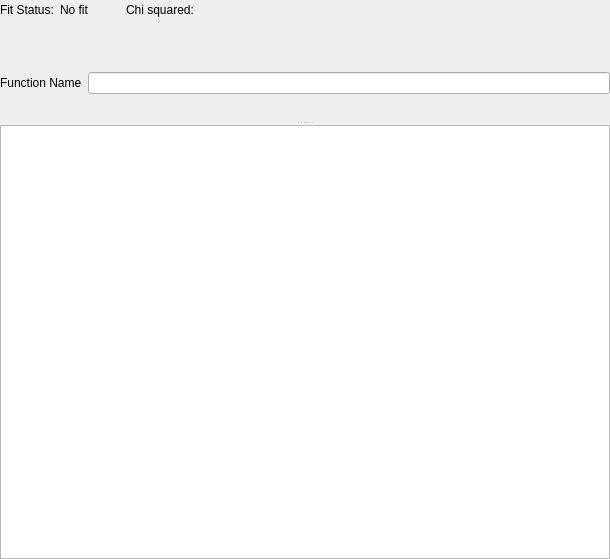
Qt form scripts/Muon/GUI/Common/fitting_widgets/basic_fitting/fit_function_options.ui (mantidproject/mantid) before a commit.
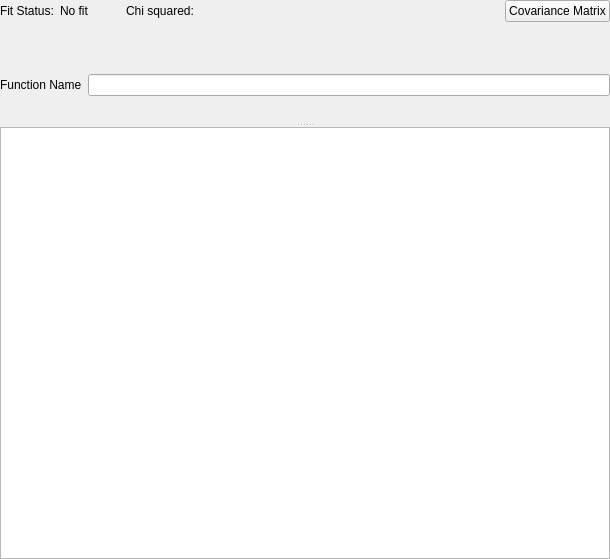
The same form after that commit.

Commit message: Refs #32046. Add button for opening normalised covariance matrix.

What changed in the file:
```diff
--- a/scripts/Muon/GUI/Common/fitting_widgets/basic_fitting/fit_function_options.ui
+++ b/scripts/Muon/GUI/Common/fitting_widgets/basic_fitting/fit_function_options.ui
@@ -98,7 +98,7 @@
      </widget>
     </widget>
    </item>
-   <item row="0" column="0">
+   <item row="0" column="0" colspan="2">
     <widget class="QFrame" name="frame">
      <layout class="QHBoxLayout" name="horizontalLayout_2">
       <property name="leftMargin">
@@ -165,6 +165,16 @@
         </property>
        </spacer>
       </item>
+      <item>
+       <widget class="QPushButton" name="covariance_matrix_button">
+        <property name="toolTip">
+         <string>Open the Normalised Covariance Matrix</string>
+        </property>
+        <property name="text">
+         <string>Covariance Matrix</string>
+        </property>
+       </widget>
+      </item>
      </layout>
     </widget>
    </item>
```
The commit also changes 4 other files.
